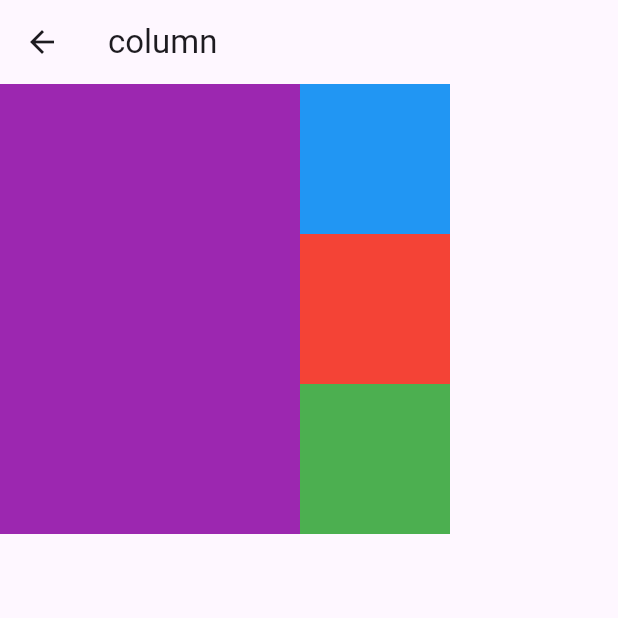
After one commit to janguzin/flutter-study, a Flutter app: the ColumnScreen screen opened directly, on a phone screen of 412 x 824 dp, the top half of it. The commit adds this screen. Run offline on Flutter 3.47's test engine with Material 3 defaults, Android fonts, the phone set to English and light mode, and no system bars.

Commit message:
feat: column 실습 추가

```diff
--- /dev/null
+++ b/lib/screen/column/column_practice_screen.dart
@@ -0,0 +1,37 @@
+import 'package:flutter/material.dart';
+
+class ColumnScreen extends StatelessWidget {
+  const ColumnScreen({super.key});
+
+  @override
+  Widget build(BuildContext context) {
+    return Scaffold(
+      appBar: AppBar(title: Text('column'),),
+
+      body: Container(
+        width: 300,
+        color: Colors.purple,
+        child: Column(
+          mainAxisAlignment: MainAxisAlignment.spaceEvenly,
+          crossAxisAlignment: CrossAxisAlignment.end,
+          mainAxisSize: MainAxisSize.min,
+          children: [
+            Container(
+              width: 100, height: 100,
+              color: Colors.blue,
+            ),
+            Container(
+              width: 100, height: 100,
+              color: Colors.red,
+            ),
+            Container(
+              width: 100, height: 100,
+              color: Colors.green,
+            ),
+          ],
+
+        ),
+      ),
+    );
+  }
+}
```
Also changed, not shown: lib/screen/button_screen.dart (+25 -17 lines), lib/screen/column/column_screen.dart (added, +37 -0 lines).
